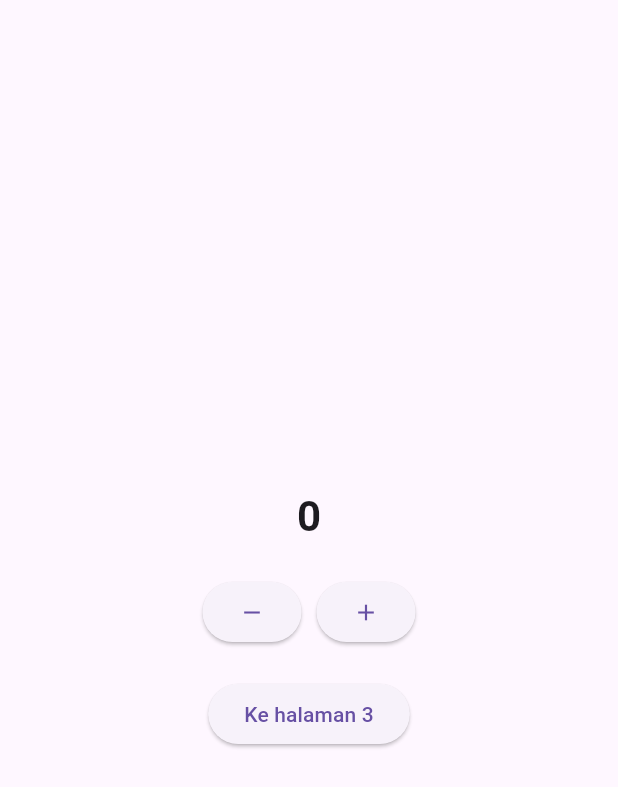
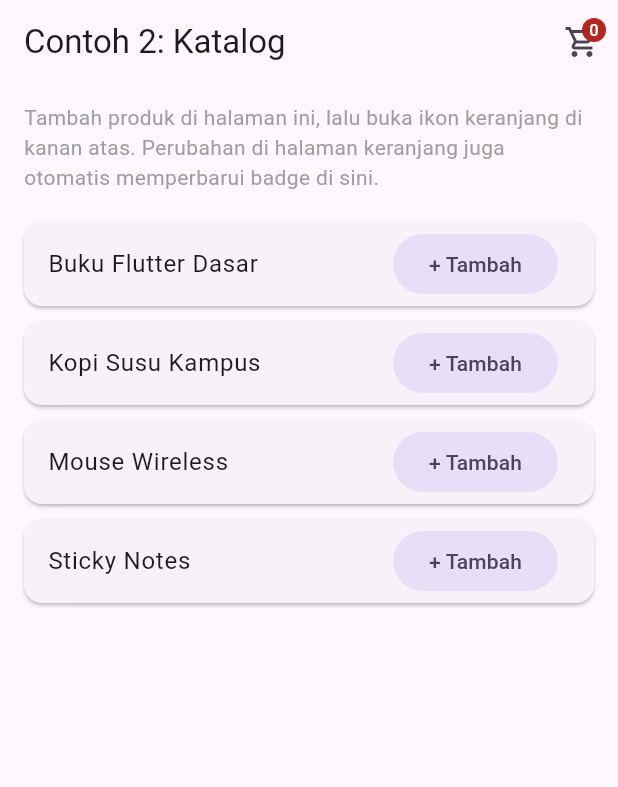
Before and after one commit to Fajriansyah21/flutter_application_2, a Flutter app: the screen it shows after launch, on a phone screen of 412 x 824 dp. Shown: the top 787 px of the screen. Run offline on Flutter 3.47's test engine with Material 3 defaults, Android fonts, the phone set to English and light mode, and no system bars.

Commit message:
feat: add catalog and cart feature with provider state management

```diff
--- /dev/null
+++ b/lib/Pertemuan_10/katalog_page.dart
@@ -0,0 +1,86 @@
+import 'package:flutter/material.dart';
+import 'package:flutter_application_2/Pertemuan_10/keranjang_provider.dart';
+import 'package:provider/provider.dart';
+
+class KatalogPage extends StatelessWidget {
+  const KatalogPage({super.key});
+
+  static const List<String> _daftarProduk = [
+    'Buku Flutter Dasar',
+    'Kopi Susu Kampus',
+    'Mouse Wireless',
+    'Sticky Notes',
+  ];
+
+  @override
+  Widget build(BuildContext context) {
+    return Scaffold(
+      appBar: AppBar(
+        title: const Text('Contoh 2: Katalog'),
+        actions: [
+          Consumer<KeranjangProvider>(
+            builder: (context, keranjang, child) => IconButton(
+              key: const Key('open_keranjang_button'),
+              tooltip: 'Lihat Keranjang',
+              onPressed: () {
+                Navigator.pushNamed(context, '/contoh-keranjang');
+              },
+              icon: const Badge(
+                isLabelVisible: true,
+                label: Text('0'),
+                child: Icon(Icons.shopping_cart_outlined),
+              ),
+            ),
+          ),
+        ],
+      ),
+      body: Column(
+        children: [
+          const Padding(
+            padding: EdgeInsets.fromLTRB(16, 12, 16, 4),
+            child: Text(
+              'Tambah produk di halaman ini, lalu buka ikon keranjang di kanan atas. '
+              'Perubahan di halaman keranjang juga otomatis memperbarui badge di sini.',
+              style: TextStyle(color: Colors.grey),
+            ),
+          ),
+          Expanded(
+            child: ListView.builder(
+              padding: const EdgeInsets.all(16),
+              itemCount: _daftarProduk.length,
+              itemBuilder: (context, index) {
+                final produk = _daftarProduk[index];
+                return Card(
+                  margin: const EdgeInsets.only(bottom: 10),
+                  child: ListTile(
+                    title: Text(produk),
+                    trailing: FilledButton.tonal(
+                      onPressed: () {
+                        // tambah item keranjang
+                        context.read<KeranjangProvider>().tambahItem(produk);
+                        // print(
+                        //   context.read<KeranjangProvider>().items.toString(),
+                        // );
+
+                        // Tampilkan SnackBar
+                        final messenger = ScaffoldMessenger.of(context);
+                        messenger.hideCurrentSnackBar();
+                        messenger.showSnackBar(
+                          SnackBar(
+                            content: Text('$produk ditambahkan ke keranjang'),
+                            duration: const Duration(seconds: 1),
+                          ),
+                        );
+                      },
+                      child: const Text('+ Tambah'),
+                    ),
+                  ),
+                );
+              },
+            ),
+          ),
+        ],
+      ),
+    );
+  }
+}
--- /dev/null
+++ b/lib/Pertemuan_10/keranjang_provider.dart
@@ -0,0 +1,16 @@
+import 'package:flutter/material.dart';
+
+class KeranjangProvider extends ChangeNotifier {
+  final List<String> _items = [];
+
+  // methode untuk mendapatkan item keranjang
+  List<String> get items => _items;
+
+  // method untuk mendapatkan jumlah item di keranjang
+  int get jumlahItem => _items.length;
+
+  void tambahItem(String namaProduk) {
+    _items.add(namaProduk);
+    notifyListeners();
+  }
+}
--- a/lib/main.dart
+++ b/lib/main.dart
@@ -1,13 +1,21 @@
 import 'package:flutter/material.dart';
 import 'package:flutter_application_2/Pertemuan_9/counter/hitung_provider.dart';
-import 'package:flutter_application_2/Pertemuan_9/counter/page_2.dart';
-import 'package:flutter_application_2/Pertemuan_9/counter/page_3.dart';
 import 'package:provider/provider.dart';
+
+// Import halaman
+import 'package:flutter_application_2/Pertemuan_10/katalog_page.dart';
+import 'package:flutter_application_2/Pertemuan_10/keranjang_page.dart';
+
+// Import Provider
+import 'package:flutter_application_2/Pertemuan_10/keranjang_provider.dart';
 
 void main() {
   runApp(
-    ChangeNotifierProvider(
-      create: (context) => HitungProvider(),
+    MultiProvider(
+      providers: [
+        // ChangeNotifierProvider(create: (context) => HitunggProvider()),
+        ChangeNotifierProvider(create: (context) => KeranjangProvider()),
+      ],
       child: MyApp(),
     ),
   );
@@ -20,7 +28,12 @@ class MyApp extends StatelessWidget {
   Widget build(BuildContext context) {
     return MaterialApp(
       debugShowCheckedModeBanner: false,
-      routes: {'/': (context) => Page2(), '/3': (context) => Page3()},
+
+      routes: {
+        '/': (context) => const KatalogPage(),
+        '/keranjang': (context) => const KeranjangPage(),
+      },
+
       initialRoute: '/',
     );
   }
```
Also changed, not shown: lib/Pertemuan_10/keranjang_page.dart (added, +46 -0 lines).
